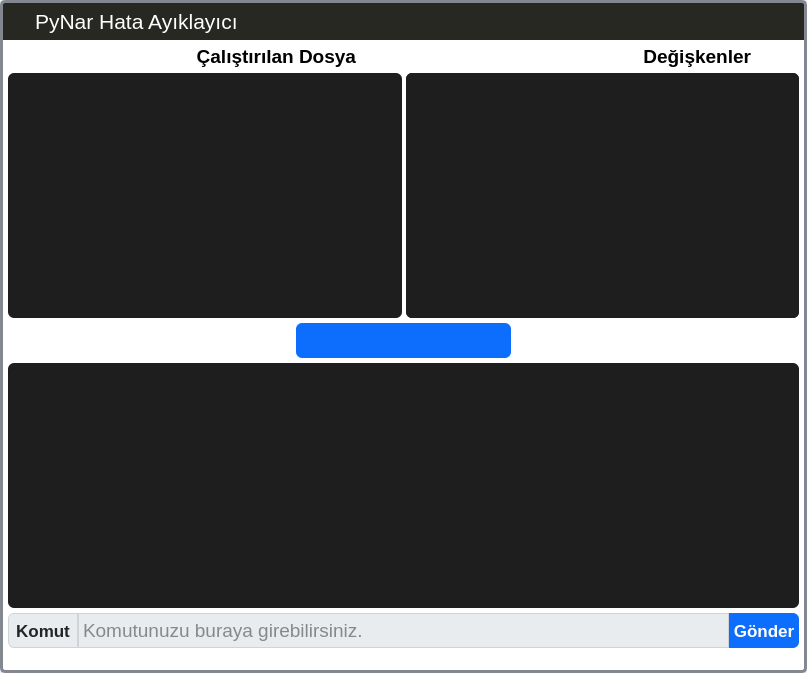
This is debug.ui in deniz-ozcan/Pynar-Flowchart as Qt 5 draws it before an edit. The edited form follows.
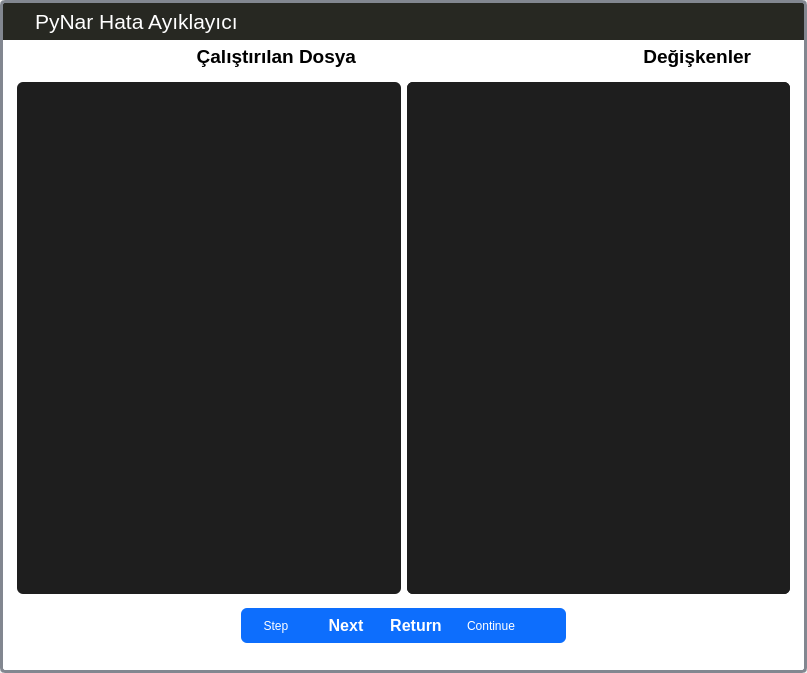
This is the edited form. Icons and pictures are not drawn.

Patch:
```diff
--- a/debug.ui
+++ b/debug.ui
@@ -56,7 +56,7 @@
 #helptext{
 	color:rgb(30,30,30);
 }
-#cmdtext,#helptext{
+#console,#helptext{
 	border-radius:6px;
 	background-color:#1e1e1e;
 }
@@ -468,7 +468,7 @@
                 </size>
                </property>
                <property name="text">
-                <string>&lt;html&gt;&lt;head/&gt;&lt;body&gt;&lt;h4 style=&quot; margin-top:12px; margin-bottom:12px; margin-left:0px; margin-right:0px; -qt-block-indent:0; text-indent:0px;&quot;&gt;&lt;span style=&quot; font-size:medium; font-weight:700;&quot;&gt;Yardım&lt;/span&gt;&lt;/h4&gt;&lt;h5 style=&quot; margin-top:12px; margin-bottom:4px; margin-left:0px; margin-right:0px; -qt-block-indent:0; text-indent:0px;&quot;&gt;&lt;span style=&quot; font-size:small; font-weight:700;&quot;&gt;Hata Ayıklama Kısayolları:&lt;/span&gt;&lt;/h5&gt;&lt;ul style=&quot;margin-top: 0px; margin-bottom: 0px; margin-left: 0px; margin-right: 0px; -qt-list-indent: 1;&quot;&gt;&lt;li style=&quot; margin-top:12px; margin-bottom:0px; margin-left:0px; margin-right:0px; -qt-block-indent:0; text-indent:0px;&quot;&gt;&lt;span style=&quot; font-family:'Courier New'; font-weight:700; color:#ff0000;&quot;&gt;1.Tuş&lt;/span&gt;&lt;span style=&quot; font-weight:700; color:#ff0000;&quot;&gt;:&lt;/span&gt; Mevcut seviyede kalarak bir sonraki satıra geçin. &lt;/li&gt;&lt;li style=&quot; margin-top:0px; margin-bottom:0px; margin-left:0px; margin-right:0px; -qt-block-indent:0; text-indent:0px;&quot;&gt;&lt;span style=&quot; font-family:'Courier New'; font-weight:700; color:#ff0000;&quot;&gt;2.Tuş&lt;/span&gt;&lt;span style=&quot; font-weight:700; color:#ff0000;&quot;&gt;:&lt;/span&gt; Bir sonraki satıra geçin ve varsa bir işleve geçin. &lt;/li&gt;&lt;li style=&quot; margin-top:0px; margin-bottom:0px; margin-left:0px; margin-right:0px; -qt-block-indent:0; text-indent:0px;&quot;&gt;&lt;span style=&quot; font-family:'Courier New'; font-weight:700; color:#ff0000;&quot;&gt;3.Tuş&lt;/span&gt;&lt;span style=&quot; font-weight:700; color:#ff0000;&quot;&gt;:&lt;/span&gt; geçerli işlevden çıkın. &lt;/li&gt;&lt;li style=&quot; margin-top:0px; margin-bottom:0px; margin-left:0px; margin-right:0px; -qt-block-indent:0; text-indent:0px;&quot;&gt;&lt;span style=&quot; font-family:'Courier New'; font-weight:700; color:#ff0000;&quot;&gt;4.Tuş&lt;/span&gt;&lt;span style=&quot; font-weight:700; color:#ff0000;&quot;&gt;:&lt;/span&gt;&lt;span style=&quot; font-weight:700;&quot;/&gt;yürütmeye devam edin. &lt;/li&gt;&lt;li style=&quot; margin-top:0px; margin-bottom:0px; margin-left:0px; margin-right:0px; -qt-block-indent:0; text-indent:0px;&quot;&gt;&lt;span style=&quot; font-family:'Courier New'; font-weight:700; color:#ff0000;&quot;&gt;Gönder Tuşu&lt;/span&gt;&lt;span style=&quot; font-weight:700; color:#ff0000;&quot;&gt;:&lt;/span&gt; Bir PDB komutu gönderin (komut alanından). &lt;/li&gt;&lt;li style=&quot; margin-top:0px; margin-bottom:12px; margin-left:0px; margin-right:0px; -qt-block-indent:0; text-indent:0px;&quot;&gt;&lt;span style=&quot; font-weight:700; color:#ff0000;&quot;&gt;Çalıştırılan dosya&lt;/span&gt; kutusundaki bir satır numarasını tıklayın: bir kesme noktası ayarlayın veya kaldırın. &lt;/li&gt;&lt;/ul&gt;&lt;/body&gt;&lt;/html&gt;</string>
+                <string>&lt;html&gt;&lt;head/&gt;&lt;body&gt;&lt;h4 style=&quot; margin-top:12px; margin-bottom:12px; margin-left:0px; margin-right:0px; -qt-block-indent:0; text-indent:0px;&quot;&gt;&lt;span style=&quot; font-size:medium; font-weight:700;&quot;&gt;Yardım&lt;/span&gt;&lt;/h4&gt;&lt;ul style=&quot;margin-top: 0px; margin-bottom: 0px; margin-left: 0px; margin-right: 0px; -qt-list-indent: 1;&quot;&gt;&lt;li style=&quot; margin-top:12px; margin-bottom:0px; margin-left:0px; margin-right:0px; -qt-block-indent:0; text-indent:0px;&quot;&gt;&lt;span style=&quot; font-family:'Courier New'; font-weight:700; color:#ff0000;&quot;&gt;Step&lt;/span&gt;&lt;span style=&quot; font-weight:700; color:#ff0000;&quot;&gt;:&lt;/span&gt; Mevcut seviyede kalarak bir sonraki satıra geçin. &lt;/li&gt;&lt;li style=&quot; margin-top:0px; margin-bottom:0px; margin-left:0px; margin-right:0px; -qt-block-indent:0; text-indent:0px;&quot;&gt;&lt;span style=&quot; font-family:'Courier New'; font-weight:700; color:#ff0000;&quot;&gt;Next&lt;/span&gt;&lt;span style=&quot; font-weight:700; color:#ff0000;&quot;&gt;:&lt;/span&gt; Bir sonraki satıra geçin ve varsa bir işleve geçin. &lt;/li&gt;&lt;li style=&quot; margin-top:0px; margin-bottom:0px; margin-left:0px; margin-right:0px; -qt-block-indent:0; text-indent:0px;&quot;&gt;&lt;span style=&quot; font-family:'Courier New'; font-weight:700; color:#ff0000;&quot;&gt;Return&lt;/span&gt;&lt;span style=&quot; font-weight:700; color:#ff0000;&quot;&gt;:&lt;/span&gt; Geçerli işlevden çıkın. &lt;/li&gt;&lt;li style=&quot; margin-top:0px; margin-bottom:0px; margin-left:0px; margin-right:0px; -qt-block-indent:0; text-indent:0px;&quot;&gt;&lt;span style=&quot; font-family:'Courier New'; font-weight:700; color:#ff0000;&quot;&gt;Continue&lt;/span&gt;&lt;span style=&quot; font-weight:700; color:#ff0000;&quot;&gt;: &lt;/span&gt;Yürütmeye devam edin. &lt;/li&gt;&lt;ul style=&quot;margin-top: 0px; margin-bottom: 0px; margin-left: 0px; margin-right: 0px; -qt-list-indent: 1;&quot;&gt;&lt;li style=&quot; margin-top:0px; margin-bottom:0px; margin-left:0px; margin-right:0px; -qt-block-indent:0; text-indent:0px;&quot;&gt;&lt;span style=&quot; color:#ff0000;&quot;&gt;Kesme Noktası&lt;/span&gt;&lt;span style=&quot; font-weight:700; color:#0000ff;&quot;&gt;eklemek&lt;/span&gt; için konsol kutusuna b yazıp eklemek istediğiniz satırın numarasını yazın.(örn: b 8 )-&amp;gt;&amp;gt;(8.satıra kesme noktası ekler).&lt;/li&gt;&lt;/ul&gt;&lt;li style=&quot; margin-top:0px; margin-bottom:0px; margin-left:0px; margin-right:0px; -qt-block-indent:0; text-indent:0px;&quot;&gt;&lt;span style=&quot; color:#ff0000;&quot;&gt;Kesme Noktası&lt;/span&gt;&lt;span style=&quot; font-weight:700; color:#0000ff;&quot;&gt;kaldırmak&lt;/span&gt; için konsol kutusuna cl yazıp kaldırmak istediğiniz kesme noktası kaçıncı sıradaysa onu yazınız.(örn: cl 3)-&amp;gt;&amp;gt;(üçüncü eklenen kesme noktasını kaldırır).&lt;/li&gt;&lt;/ul&gt;&lt;ul style=&quot;margin-top: 0px; margin-bottom: 0px; margin-left: 0px; margin-right: 0px; -qt-list-indent: 1;&quot;&gt;&lt;li style=&quot; margin-top:0px; margin-bottom:0px; margin-left:0px; margin-right:0px; -qt-block-indent:0; text-indent:0px;&quot;&gt;&lt;span style=&quot; color:#ff0000;&quot;&gt;Kesme Noktası&lt;/span&gt;&lt;span style=&quot; font-weight:700; color:#0000ff;&quot;&gt;eklemek&lt;/span&gt; için Çalıştırılan dosya kutusundaki satır numaralarının sağına tıklayınız.&lt;/li&gt;&lt;/ul&gt;&lt;ul style=&quot;margin-top: 0px; margin-bottom: 0px; margin-left: 0px; margin-right: 0px; -qt-list-indent: 1;&quot;&gt;&lt;li style=&quot; margin-top:0px; margin-bottom:0px; margin-left:0px; margin-right:0px; -qt-block-indent:0; text-indent:0px;&quot;&gt;&lt;span style=&quot; color:#ff0000;&quot;&gt;Kesme Noktası&lt;/span&gt;&lt;span style=&quot; font-weight:700; color:#0000ff;&quot;&gt;kaldırmak&lt;/span&gt; için Çalıştırılan dosya kutusundaki daha önce eklenmiş Kesme noktasına tıklayarak kaldırabilirsiniz.&lt;/li&gt;&lt;/ul&gt;&lt;p&gt;&lt;br/&gt;&lt;/p&gt;&lt;/body&gt;&lt;/html&gt;</string>
                </property>
                <property name="wordWrap">
                 <bool>true</bool>
@@ -670,23 +670,11 @@
                 <enum>QFrame::Raised</enum>
                </property>
                <layout class="QHBoxLayout" name="horizontalLayout_12">
-                <property name="spacing">
-                 <number>4</number>
-                </property>
-                <property name="leftMargin">
-                 <number>0</number>
-                </property>
-                <property name="topMargin">
-                 <number>0</number>
-                </property>
-                <property name="rightMargin">
-                 <number>0</number>
-                </property>
-                <property name="bottomMargin">
-                 <number>0</number>
-                </property>
                 <item>
                  <widget class="QFrame" name="codeframe">
+                  <property name="styleSheet">
+                   <string notr="true">QTabWidget::pane {background: #1e1e1e;border-color: #1e1e1e;border-style: solid;border-width: 0px 0px 0px 0px;border-radius:6px;color: #1e1e1e;}QTabBar::tab{height: 10px;width: 0px;border-radius:6px;}QTabWidget::tab-bar:top {top: 0px;border-radius:6px;}QTabWidget::tab-bar:bottom {bottom: 0px;border-radius:6px;}QTabWidget::tab-bar:left {right: 0px;border-radius:6px;}QTabWidget::tab-bar:right {left: 0px;border-radius:6px;}QTabBar::tab:selected {color: #1e1e1e;border-color: #1e1e1e;border-style: solid;border-radius:6px;border-width: 0px 0px 0px 0px;color: #1e1e1e;background: #1e1e1e;}QTabBar::tab:!selected {background: transparent;color: #1e1e1e;border-radius:6px;}QTabBar::tab:!selected:hover {background: #1e1e1e;color: black;border-radius:6px;}QTabBar::tab:top:last, QTabBar::tab:bottom:last,QTabBar::tab:top:only-one, QTabBar::tab:bottom:only-one {margin-right: 0;border-radius:6px;}QTabBar::tab:left:last, QTabBar::tab:right:last,QTabBar::tab:left:only-one, QTabBar::tab:right:only-one {margin-bottom: 0;border-radius:6px;}</string>
+                  </property>
                   <property name="frameShape">
                    <enum>QFrame::StyledPanel</enum>
                   </property>
@@ -694,127 +682,10 @@
                    <enum>QFrame::Raised</enum>
                   </property>
                   <layout class="QHBoxLayout" name="horizontalLayout_8">
-                   <property name="spacing">
-                    <number>0</number>
-                   </property>
-                   <property name="leftMargin">
-                    <number>4</number>
-                   </property>
-                   <property name="topMargin">
-                    <number>4</number>
-                   </property>
-                   <property name="rightMargin">
-                    <number>4</number>
-                   </property>
-                   <property name="bottomMargin">
-                    <number>4</number>
-                   </property>
-                   <item alignment="Qt::AlignTop">
-                    <widget class="QScrollArea" name="scrollArea">
-                     <property name="maximumSize">
-                      <size>
-                       <width>60</width>
-                       <height>16777215</height>
-                      </size>
-                     </property>
-                     <property name="styleSheet">
-                      <string notr="true">QCheckBox{
-		font: 12pt;
-		font-family:'Consolas';
-		spacing:6px;
-		height:18px;
-		max-height:18px;
-		min-height:18px;
-}
-QCheckBox::indicator {
-    width: 10px;
-    height: 10px;
-}
-
-QCheckBox::indicator:unchecked {
-  	background:transparent;
-}
-QCheckBox::indicator:unchecked:hover {
-    image: url(:/icons/icons/checkbox1.svg);
-}
-
-QCheckBox::indicator:checked {
-   image: url(:/icons/icons/checkbox2.svg);
-}
-</string>
-                     </property>
-                     <property name="verticalScrollBarPolicy">
-                      <enum>Qt::ScrollBarAlwaysOff</enum>
-                     </property>
-                     <property name="horizontalScrollBarPolicy">
-                      <enum>Qt::ScrollBarAlwaysOff</enum>
-                     </property>
-                     <property name="widgetResizable">
-                      <bool>true</bool>
-                     </property>
-                     <property name="alignment">
-                      <set>Qt::AlignHCenter|Qt::AlignTop</set>
-                     </property>
-                     <widget class="QWidget" name="breakpoints">
-                      <property name="geometry">
-                       <rect>
-                        <x>0</x>
-                        <y>0</y>
-                        <width>60</width>
-                        <height>80</height>
-                       </rect>
-                      </property>
-                      <property name="sizePolicy">
-                       <sizepolicy hsizetype="Expanding" vsizetype="Expanding">
-                        <horstretch>0</horstretch>
-                        <verstretch>0</verstretch>
-                       </sizepolicy>
-                      </property>
-                      <property name="font">
-                       <font>
-                        <pointsize>14</pointsize>
-                        <bold>false</bold>
-                       </font>
-                      </property>
-                      <layout class="QVBoxLayout" name="verticalLayout_4">
-                       <property name="spacing">
-                        <number>0</number>
-                       </property>
-                       <property name="leftMargin">
-                        <number>0</number>
-                       </property>
-                       <property name="topMargin">
-                        <number>4</number>
-                       </property>
-                       <property name="rightMargin">
-                        <number>0</number>
-                       </property>
-                       <property name="bottomMargin">
-                        <number>0</number>
-                       </property>
-                      </layout>
-                     </widget>
-                    </widget>
-                   </item>
                    <item>
-                    <widget class="QTextEdit" name="codestext">
-                     <property name="font">
-                      <font>
-                       <family>Courier</family>
-                       <pointsize>12</pointsize>
-                      </font>
-                     </property>
-                     <property name="verticalScrollBarPolicy">
-                      <enum>Qt::ScrollBarAsNeeded</enum>
-                     </property>
-                     <property name="horizontalScrollBarPolicy">
-                      <enum>Qt::ScrollBarAsNeeded</enum>
-                     </property>
-                     <property name="lineWrapMode">
-                      <enum>QTextEdit::NoWrap</enum>
-                     </property>
-                     <property name="textInteractionFlags">
-                      <set>Qt::LinksAccessibleByKeyboard|Qt::LinksAccessibleByMouse|Qt::TextBrowserInteraction|Qt::TextSelectableByKeyboard|Qt::TextSelectableByMouse</set>
+                    <widget class="QTabWidget" name="tabWidget">
+                     <property name="currentIndex">
+                      <number>-1</number>
                      </property>
                     </widget>
                    </item>
@@ -870,14 +741,15 @@
                 <string notr="true">QPushButton{
 	border:1 px solid #0d6efd;
 	background-color:#0d6efd;
-	color:rgb(30,30,30)
+	color:rgb(255,255,255);
+	font: 700 12pt &quot;Segoe UI&quot;;
 }
 QPushButton:hover{
 	background-color:#0b5ed7;
 }
-#_1step{border-top-left-radius:6px;
+#button_step{border-top-left-radius:6px;
 border-bottom-left-radius:6px;}
-#_5help{border-top-right-radius:6px;
+#button_help{border-top-right-radius:6px;
 border-bottom-right-radius:6px;}</string>
                </property>
                <property name="frameShape">
@@ -903,135 +775,111 @@
                  <number>0</number>
                 </property>
                 <item>
-                 <widget class="QPushButton" name="_1step">
+                 <widget class="QPushButton" name="button_step">
                   <property name="minimumSize">
                    <size>
-                    <width>35</width>
+                    <width>70</width>
                     <height>35</height>
                    </size>
                   </property>
                   <property name="maximumSize">
                    <size>
-                    <width>35</width>
+                    <width>70</width>
                     <height>35</height>
                    </size>
                   </property>
                   <property name="toolTip">
-                   <string>&lt;html&gt;&lt;head/&gt;&lt;body&gt;&lt;p&gt;Mevcut seviyede kalarak bir sonraki satıra geçin. &lt;/p&gt;&lt;/body&gt;&lt;/html&gt;</string>
+                   <string>&lt;html&gt;&lt;head/&gt;&lt;body&gt;&lt;p&gt;&lt;span style=&quot; color:#0d6efd;&quot;&gt;Mevcut seviyede kalarak bir sonraki satıra geçin. &lt;/span&gt;&lt;/p&gt;&lt;/body&gt;&lt;/html&gt;</string>
                   </property>
                   <property name="text">
-                   <string/>
+                   <string>Step</string>
                   </property>
-                  <property name="icon">
-                   <iconset resource="icons.qrc">
-                    <normaloff>:/icons/icons/step.svg</normaloff>:/icons/icons/step.svg</iconset>
-                  </property>
-                  <property name="iconSize">
-                   <size>
-                    <width>35</width>
-                    <height>35</height>
-                   </size>
-                  </property>
                  </widget>
                 </item>
                 <item>
-                 <widget class="QPushButton" name="_2intofunc">
+                 <widget class="QPushButton" name="button_next">
                   <property name="minimumSize">
                    <size>
-                    <width>55</width>
+                    <width>70</width>
                     <height>35</height>
                    </size>
                   </property>
                   <property name="maximumSize">
                    <size>
-                    <width>55</width>
+                    <width>70</width>
                     <height>35</height>
                    </size>
                   </property>
+                  <property name="font">
+                   <font>
+                    <family>Segoe UI</family>
+                    <pointsize>12</pointsize>
+                    <italic>false</italic>
+                    <bold>true</bold>
+                   </font>
+                  </property>
                   <property name="toolTip">
-                   <string>&lt;html&gt;&lt;head/&gt;&lt;body&gt;&lt;p&gt;Bir sonraki satıra geçin ve varsa bir işleve geçin. &lt;/p&gt;&lt;/body&gt;&lt;/html&gt;</string>
+                   <string>&lt;html&gt;&lt;head/&gt;&lt;body&gt;&lt;p&gt;&lt;span style=&quot; color:#0d6efd;&quot;&gt;Bir sonraki satıra geçin ve varsa bir işleve geçin.  &lt;/span&gt;&lt;/p&gt;&lt;/body&gt;&lt;/html&gt;</string>
                   </property>
                   <property name="text">
-                   <string/>
+                   <string>Next</string>
                   </property>
-                  <property name="icon">
-                   <iconset resource="icons.qrc">
-                    <normaloff>:/icons/icons/intofunc.svg</normaloff>:/icons/icons/intofunc.svg</iconset>
-                  </property>
-                  <property name="iconSize">
-                   <size>
-                    <width>45</width>
-                    <height>45</height>
-                   </size>
-                  </property>
                  </widget>
                 </item>
                 <item>
-                 <widget class="QPushButton" name="_3fromfunc">
+                 <widget class="QPushButton" name="button_return">
                   <property name="minimumSize">
                    <size>
-                    <width>55</width>
+                    <width>70</width>
                     <height>35</height>
                    </size>
                   </property>
                   <property name="maximumSize">
                    <size>
-                    <width>55</width>
+                    <width>70</width>
                     <height>35</height>
                    </size>
                   </property>
+                  <property name="font">
+                   <font>
+                    <family>Segoe UI</family>
+                    <pointsize>12</pointsize>
+                    <italic>false</italic>
+                    <bold>true</bold>
+                   </font>
+                  </property>
                   <property name="toolTip">
-                   <string>&lt;html&gt;&lt;head/&gt;&lt;body&gt;&lt;p&gt;Geçerli işlevden çıkın. &lt;/p&gt;&lt;/body&gt;&lt;/html&gt;</string>
+                   <string>&lt;html&gt;&lt;head/&gt;&lt;body&gt;&lt;p&gt;&lt;span style=&quot; color:#0d6efd;&quot;&gt;Geçerli işlevden çıkın.&lt;/span&gt;&lt;/p&gt;&lt;/body&gt;&lt;/html&gt;</string>
                   </property>
                   <property name="text">
-                   <string/>
+                   <string>Return</string>
                   </property>
-                  <property name="icon">
-                   <iconset resource="icons.qrc">
-                    <normaloff>:/icons/icons/fromfunc.svg</normaloff>:/icons/icons/fromfunc.svg</iconset>
-                  </property>
-                  <property name="iconSize">
-                   <size>
-                    <width>45</width>
-                    <height>45</height>
-                   </size>
-                  </property>
                  </widget>
                 </item>
                 <item>
-                 <widget class="QPushButton" name="_4execution">
+                 <widget class="QPushButton" name="button_continue">
                   <property name="minimumSize">
                    <size>
-                    <width>35</width>
+                    <width>80</width>
                     <height>35</height>
                    </size>
                   </property>
                   <property name="maximumSize">
                    <size>
-                    <width>35</width>
+                    <width>80</width>
                     <height>35</height>
                    </size>
                   </property>
                   <property name="toolTip">
-                   <string>&lt;html&gt;&lt;head/&gt;&lt;body&gt;&lt;p&gt;Yürütmeye devam edin. &lt;/p&gt;&lt;/body&gt;&lt;/html&gt;</string>
+                   <string>&lt;html&gt;&lt;head/&gt;&lt;body&gt;&lt;p&gt;&lt;span style=&quot; color:#0d6efd;&quot;&gt;Yürütmeye devam edin.&lt;/span&gt;&lt;/p&gt;&lt;/body&gt;&lt;/html&gt;</string>
                   </property>
                   <property name="text">
-                   <string/>
+                   <string>Continue</string>
                   </property>
-                  <property name="icon">
-                   <iconset resource="icons.qrc">
-                    <normaloff>:/icons/icons/play.svg</normaloff>:/icons/icons/play.svg</iconset>
-                  </property>
-                  <property name="iconSize">
-                   <size>
-                    <width>35</width>
-                    <height>35</height>
-                   </size>
-                  </property>
                  </widget>
                 </item>
                 <item>
-                 <widget class="QPushButton" name="_5help">
+                 <widget class="QPushButton" name="button_help">
                   <property name="minimumSize">
                    <size>
                     <width>35</width>
@@ -1045,7 +893,7 @@
                    </size>
                   </property>
                   <property name="toolTip">
-                   <string>&lt;html&gt;&lt;head/&gt;&lt;body&gt;&lt;p&gt;Yardım Menüsü.&lt;/p&gt;&lt;/body&gt;&lt;/html&gt;</string>
+                   <string>&lt;html&gt;&lt;head/&gt;&lt;body&gt;&lt;p&gt;&lt;span style=&quot; color:#0d6efd;&quot;&gt;Yardım Menüsü.&lt;/span&gt;&lt;/p&gt;&lt;/body&gt;&lt;/html&gt;</string>
                   </property>
                   <property name="text">
                    <string/>
@@ -1083,156 +931,6 @@
                 <property name="bottomMargin">
                  <number>0</number>
                 </property>
-                <item>
-                 <widget class="QTextEdit" name="cmdtext">
-                  <property name="verticalScrollBarPolicy">
-                   <enum>Qt::ScrollBarAsNeeded</enum>
-                  </property>
-                 </widget>
-                </item>
-               </layout>
-              </widget>
-             </item>
-             <item>
-              <widget class="QFrame" name="commands">
-               <property name="maximumSize">
-                <size>
-                 <width>16777215</width>
-                 <height>40</height>
-                </size>
-               </property>
-               <property name="styleSheet">
-                <string notr="true">QPushButton{
-	border-top-right-radius:6px;
-	border-bottom-right-radius:6px;
-	border:1 px solid #0d6efd;
-	background-color:#0d6efd;
-}
-QPushButton:hover{
-	background-color:#0b5ed7;
-}
-QLabel{
-	border-top-left-radius:6px;
-	border-bottom-left-radius:6px;
-	border:1px solid #ced4da;
-	background-color:#e9ecef;
-	color:#212529;
-}
-QLineEdit{
-	border:1px solid #ced4da;
-	background-color:#e9ecef;
-	color:#212529;
-padding-left:2px;
-}</string>
-               </property>
-               <property name="frameShape">
-                <enum>QFrame::StyledPanel</enum>
-               </property>
-               <property name="frameShadow">
-                <enum>QFrame::Raised</enum>
-               </property>
-               <layout class="QHBoxLayout" name="horizontalLayout_9">
-                <property name="spacing">
-                 <number>0</number>
-                </property>
-                <property name="leftMargin">
-                 <number>0</number>
-                </property>
-                <property name="topMargin">
-                 <number>0</number>
-                </property>
-                <property name="rightMargin">
-                 <number>0</number>
-                </property>
-                <property name="bottomMargin">
-                 <number>0</number>
-                </property>
-                <item>
-                 <widget class="QLabel" name="label_2">
-                  <property name="minimumSize">
-                   <size>
-                    <width>70</width>
-                    <height>35</height>
-                   </size>
-                  </property>
-                  <property name="maximumSize">
-                   <size>
-                    <width>70</width>
-                    <height>35</height>
-                   </size>
-                  </property>
-                  <property name="font">
-                   <font>
-                    <family>Segoe UI</family>
-                    <pointsize>13</pointsize>
-                    <bold>true</bold>
-                   </font>
-                  </property>
-                  <property name="text">
-                   <string>Komut</string>
-                  </property>
-                  <property name="alignment">
-                   <set>Qt::AlignCenter</set>
-                  </property>
-                 </widget>
-                </item>
-                <item>
-                 <widget class="QLineEdit" name="comline">
-                  <property name="minimumSize">
-                   <size>
-                    <width>0</width>
-                    <height>35</height>
-                   </size>
-                  </property>
-                  <property name="font">
-                   <font>
-                    <pointsize>14</pointsize>
-                    <bold>false</bold>
-                   </font>
-                  </property>
-                  <property name="inputMask">
-                   <string/>
-                  </property>
-                  <property name="text">
-                   <string/>
-                  </property>
-                  <property name="cursorPosition">
-                   <number>0</number>
-                  </property>
-                  <property name="placeholderText">
-                   <string>Komutunuzu buraya girebilirsiniz.</string>
-                  </property>
-                  <property name="clearButtonEnabled">
-                   <bool>false</bool>
-                  </property>
-                 </widget>
-                </item>
-                <item>
-                 <widget class="QPushButton" name="sendButton">
-                  <property name="minimumSize">
-                   <size>
-                    <width>70</width>
-                    <height>35</height>
-                   </size>
-                  </property>
-                  <property name="maximumSize">
-                   <size>
-                    <width>70</width>
-                    <height>35</height>
-                   </size>
-                  </property>
-                  <property name="font">
-                   <font>
-                    <family>Segoe UI</family>
-                    <pointsize>13</pointsize>
-                    <bold>true</bold>
-                   </font>
-                  </property>
-                  <property name="text">
-                   <string>Gönder</string>
-                  </property>
-                 </widget>
-                </item>
                </layout>
               </widget>
              </item>
@@ -1253,7 +951,7 @@
          <property name="minimumSize">
           <size>
            <width>0</width>
-           <height>10</height>
+           <height>20</height>
           </size>
          </property>
          <property name="frameShape">
@@ -1289,7 +987,7 @@
             <property name="minimumSize">
              <size>
               <width>786</width>
-              <height>0</height>
+              <height>15</height>
              </size>
             </property>
             <property name="frameShape">
```
